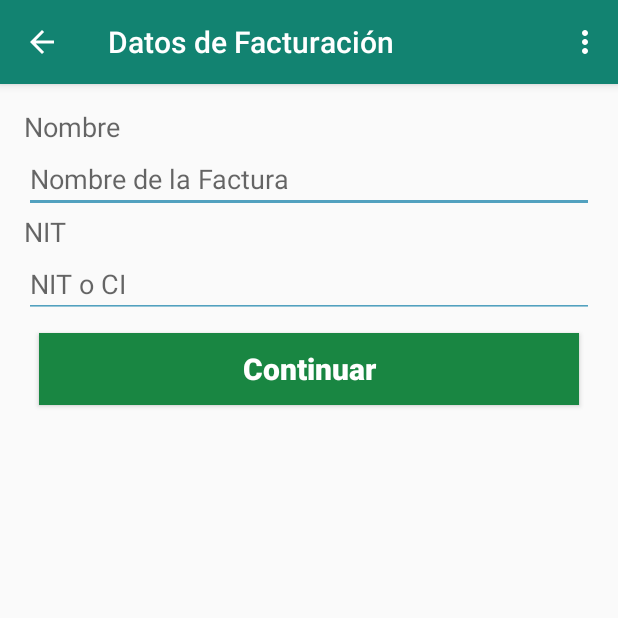
After one commit to paoloadrian/YoMeseroClientes, an Android app: the BillingActivity screen opened directly, with no data from a screen before it, on a phone screen of 412 x 824 dp, the top half of it. The commit adds this screen. Run offline under Robolectric (Android 15) with nearby library versions, the phone set to English and light mode, and no system bars.

Commit message:
con pedido de cuenta y datos de facturacion listos

```diff
--- a/app/src/main/java/android/hmkcode/com/yomeseroclientes/Item.java
+++ b/app/src/main/java/android/hmkcode/com/yomeseroclientes/Item.java
@@ -18,6 +18,11 @@ public class Item implements Serializable {
     public float item_price;
     public String item_image;
     public int restaurant_id;
+    public int quantity;
+
+    public Item(){
+        quantity = 0;
+    }
 
     public String toJSON(){
         try {
--- a/app/src/main/java/android/hmkcode/com/yomeseroclientes/OrderArrayAdapter.java
+++ b/app/src/main/java/android/hmkcode/com/yomeseroclientes/OrderArrayAdapter.java
@@ -23,15 +23,11 @@ import java.util.ArrayList;
 public class OrderArrayAdapter extends ArrayAdapter<Item> {
     private final Context context;
     private ArrayList<Item> items = new ArrayList<>();
-    public ArrayList<String> quantities = new ArrayList<>();
 
     public OrderArrayAdapter(Context context, Order order) {
         super(context, R.layout.item_list, order.items);
         this.context = context;
         this.items = order.items;
-        for (int i = 0; i < order.quantities.size(); i++) {
-            this.quantities.add("Cantidad: "+Integer.toString(order.quantities.get(i)));
-        }
     }
 
     @Override
@@ -79,7 +75,7 @@ public class OrderArrayAdapter extends ArrayAdapter<Item> {
 
         textView3.setText(Float.toString(items.get(position).item_price));
         textView.setText(items.get(position).item_name);
-        textView2.setText(quantities.get(position));
+        textView2.setText(Integer.toString(items.get(position).quantity));
         // change the icon for Windows and iPhone
         return rowView;
     }
--- a/app/src/main/java/android/hmkcode/com/yomeseroclientes/RegisterActivity.java
+++ b/app/src/main/java/android/hmkcode/com/yomeseroclientes/RegisterActivity.java
@@ -113,7 +113,7 @@ public class RegisterActivity extends ActionBarActivity {
         protected Boolean doInBackground(Void... params){
             InputStream inputStream = null;
             String result="";
-            String url = "https://yomeseroserver.herokuapp.com/register_user?email="+email+"&password="+password+"&password_confirmation="+password_confirmation;
+            String url = "https://yomeseroserver.herokuapp.com/register_user?name="+email+"&nit="+password+"&password_confirmation="+password_confirmation;
             try{
                     HttpClient httpClient = new DefaultHttpClient();
                     HttpResponse httpResponse = httpClient.execute(new HttpGet(url));
--- /dev/null
+++ b/app/src/main/res/layout/activity_billing.xml
@@ -0,0 +1,56 @@
+<LinearLayout xmlns:android="http://schemas.android.com/apk/res/android"
+    xmlns:tools="http://schemas.android.com/tools" android:layout_width="match_parent"
+    android:layout_height="match_parent" android:paddingLeft="@dimen/activity_horizontal_margin"
+    android:paddingRight="@dimen/activity_horizontal_margin"
+    android:paddingTop="@dimen/activity_vertical_margin"
+    android:paddingBottom="@dimen/activity_vertical_margin"
+    android:orientation="vertical"
+    tools:context="android.hmkcode.com.yomeseroclientes.BillingActivity">
+
+        <TextView
+            android:layout_width="wrap_content"
+            android:layout_height="wrap_content"
+            android:textAppearance="?android:attr/textAppearanceMedium"
+            android:inputType="textCapSentences|textAutoCorrect"
+            android:text="Nombre"
+            android:id="@+id/textView2" />
+
+        <EditText
+            android:id="@+id/name"
+            android:layout_width="fill_parent"
+            android:layout_height="wrap_content"
+            android:hint="Nombre de la Factura"
+            android:inputType="textCapSentences|textAutoCorrect"
+            android:layout_gravity="center_horizontal"
+            android:autoText="false"
+            android:backgroundTint="#52A1BF" />
+
+        <TextView
+            android:layout_width="wrap_content"
+            android:layout_height="wrap_content"
+            android:textAppearance="?android:attr/textAppearanceMedium"
+            android:text="NIT"
+            android:id="@+id/textView3" />
+
+        <EditText
+            android:id="@+id/nit"
+            android:layout_width="fill_parent"
+            android:layout_height="wrap_content"
+            android:hint="NIT o CI"
+            android:inputType="phone"
+            android:layout_gravity="center_horizontal"
+            android:backgroundTint="#52A1BF" />
+
+        <Button
+            android:layout_width="fill_parent"
+            android:layout_height="wrap_content"
+            android:text="Continuar"
+            android:textAllCaps="false"
+            android:onClick="setBillingData"
+            android:background="#ff198642"
+            android:textColor="#FFFFFF"
+            android:textStyle="bold"
+            android:layout_gravity="center_horizontal"
+            android:layout_margin="10dp"
+            android:textSize="20sp" />
+    </LinearLayout>
--- /dev/null
+++ b/app/src/main/res/menu/menu_facturation.xml
@@ -0,0 +1,7 @@
+<menu xmlns:android="http://schemas.android.com/apk/res/android"
+    xmlns:app="http://schemas.android.com/apk/res-auto"
+    xmlns:tools="http://schemas.android.com/tools"
+    tools:context="android.hmkcode.com.yomeseroclientes.BillingActivity">
+    <item android:id="@+id/action_settings" android:title="@string/action_settings"
+        android:orderInCategory="100" app:showAsAction="never" />
+</menu>
--- a/app/src/main/res/values/strings.xml
+++ b/app/src/main/res/values/strings.xml
@@ -13,5 +13,6 @@
     <string name="title_activity_confirm_order">Detalle del Pedido</string>
     <string name="title_activity_simple_scanner">Escanear código QR</string>
     <string name="title_activity_order_view">Mi pedido</string>
+    <string name="title_activity_facturation">Datos de Facturación</string>
 
 </resources>
```
Also changed, not shown: app/src/main/AndroidManifest.xml (+10 -2 lines), app/src/main/java/android/hmkcode/com/yomeseroclientes/BillingActivity.java (added, +115 -0 lines), app/src/main/java/android/hmkcode/com/yomeseroclientes/ConfirmOrderActivity.java (+6 -20 lines), app/src/main/java/android/hmkcode/com/yomeseroclientes/DisplayMenuActivity.java (+2 -9 lines), app/src/main/java/android/hmkcode/com/yomeseroclientes/ItemsArrayAdapter.java (+3 -7 lines), app/src/main/java/android/hmkcode/com/yomeseroclientes/LoginActivity.java (+8 -8 lines), app/src/main/java/android/hmkcode/com/yomeseroclientes/Order.java (+2 -5 lines), app/src/main/java/android/hmkcode/com/yomeseroclientes/OrderView.java (+36 -1 lines), app/src/main/java/android/hmkcode/com/yomeseroclientes/ShowItemActivity.java (+15 -18 lines), 2 other files.
